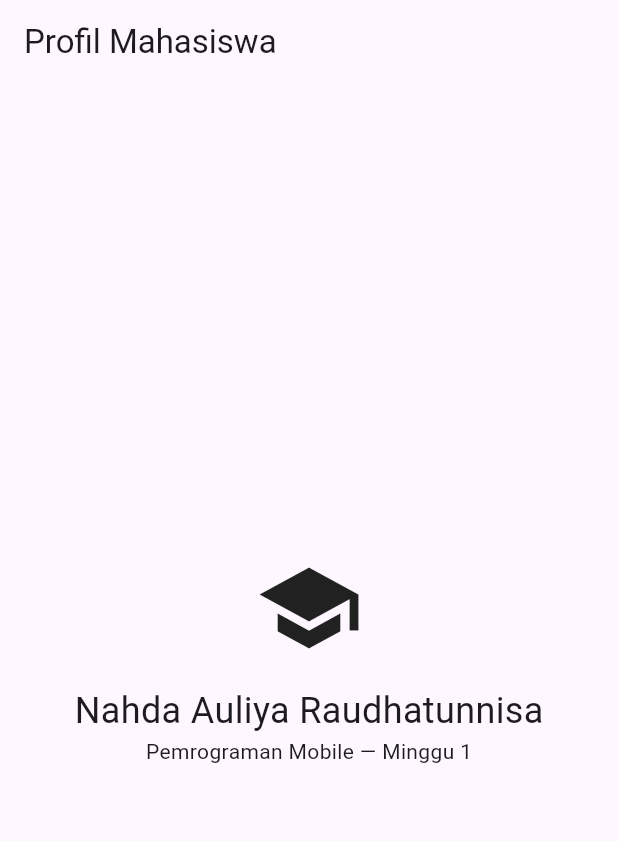
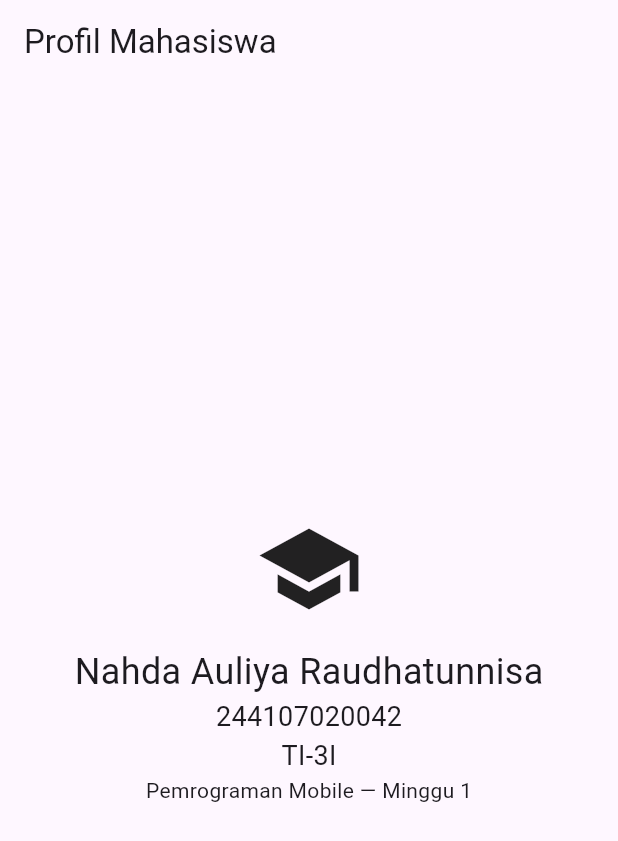
Before and after one commit to nahdaauliya/244107020042-mobile-course, a Flutter app: the screen it shows after launch, on a phone screen of 412 x 824 dp. Shown: the top 841 px of the screen. Run offline on Flutter 3.47's test engine with Material 3 defaults, Android fonts, the phone set to English and light mode, and no system bars.

Commit message:
feat: Do mini assignment and reflection

```diff
--- a/01-week-1-mobile-development-ecosystem-flutter-refresh/lib/main.dart
+++ b/01-week-1-mobile-development-ecosystem-flutter-refresh/lib/main.dart
@@ -15,6 +15,8 @@ class MyApp extends StatelessWidget {
             Icon(Icons.school, size: 72),
             SizedBox(height: 16),
             Text('Nahda Auliya Raudhatunnisa', style: TextStyle(fontSize: 24)),
+            Text('244107020042', style: TextStyle(fontSize: 18)),
+            Text('TI-3I', style: TextStyle(fontSize: 18)),
             Text('Pemrograman Mobile — Minggu 1'),
           ]),
         ),
```
Also changed, not shown: img.png (added), 15 other files.
